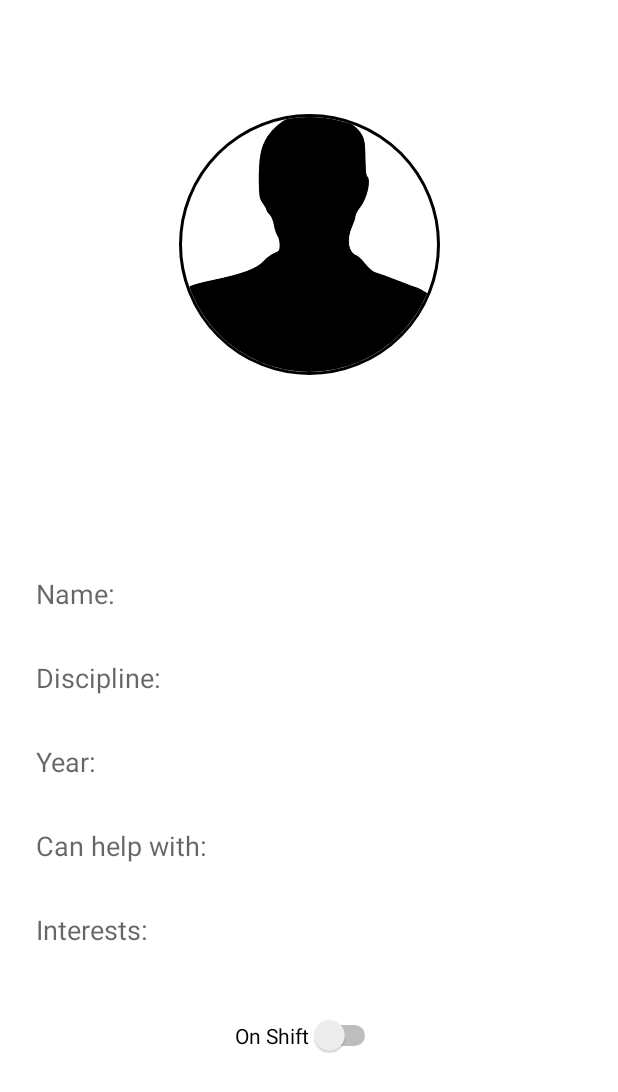
After one commit to iConsApp724D/iCons-Equipment-Rentals, an Android app: the bios_template screen opened directly, with no data from a screen before it, on a phone screen of 412 x 824 dp. The commit adds this screen. Shown: the top 1092 px of the screen. Run offline under Robolectric (Android 15) with nearby library versions, the phone set to English and light mode, and no system bars; our stand-ins replace CircleImageView.

Commit message:
MP Commit Mar.11

```diff
--- /dev/null
+++ b/app/src/main/java/com/example/icons724dv2/bios_template.java
@@ -0,0 +1,35 @@
+package com.example.icons724dv2;
+
+import androidx.appcompat.app.AppCompatActivity;
+
+import android.os.Bundle;
+import android.view.View;
+import android.widget.Button;
+import android.widget.CompoundButton;
+import android.widget.Switch;
+
+public class bios_template extends AppCompatActivity {
+
+    @Override
+    protected void onCreate(Bundle savedInstanceState) {
+        super.onCreate(savedInstanceState);
+        setContentView(R.layout.activity_bios_template);
+        Switch simpleSwitch = (Switch) findViewById(R.id.SimpleSwitch);
+        Button requesthelp= (Button)findViewById(R.id.button36);
+
+        simpleSwitch.setOnCheckedChangeListener(new CompoundButton.OnCheckedChangeListener() {
+            @Override
+            public void onCheckedChanged(CompoundButton buttonView, boolean isChecked) {
+                if (isChecked) {
+                    requesthelp.setVisibility(View.VISIBLE);
+                }
+                else{
+                    requesthelp.setVisibility(View.GONE);
+                }
+            }
+        });
+
+
+
+    }
+}
--- /dev/null
+++ b/app/src/main/res/layout/activity_bios_template.xml
@@ -0,0 +1,111 @@
+<?xml version="1.0" encoding="utf-8"?>
+<androidx.constraintlayout.widget.ConstraintLayout xmlns:android="http://schemas.android.com/apk/res/android"
+    xmlns:app="http://schemas.android.com/apk/res-auto"
+    xmlns:tools="http://schemas.android.com/tools"
+    android:layout_width="match_parent"
+    android:layout_height="match_parent"
+    tools:context=".bios_template">
+
+    <de.hdodenhof.circleimageview.CircleImageView
+        android:id="@+id/profile_image"
+        android:layout_width="187dp"
+        android:layout_height="174dp"
+        android:layout_marginTop="76dp"
+        android:src="@drawable/personsilhouette"
+        app:civ_border_color="#FF000000"
+        app:civ_border_width="2dp"
+        app:layout_constraintEnd_toEndOf="parent"
+        app:layout_constraintStart_toStartOf="parent"
+        app:layout_constraintTop_toTopOf="parent"
+        tools:ignore="MissingConstraints" />
+
+    <TextView
+        android:id="@+id/textView5"
+        android:layout_width="wrap_content"
+        android:layout_height="wrap_content"
+        android:layout_marginStart="24dp"
+        android:layout_marginLeft="24dp"
+        android:layout_marginBottom="416dp"
+        android:text="Name:"
+        android:textAppearance="@style/TextAppearance.AppCompat.Medium"
+        app:layout_constraintBottom_toBottomOf="parent"
+        app:layout_constraintStart_toStartOf="parent" />
+
+    <TextView
+        android:id="@+id/textView6"
+        android:layout_width="wrap_content"
+        android:layout_height="wrap_content"
+        android:layout_marginStart="24dp"
+        android:layout_marginLeft="24dp"
+        android:layout_marginTop="56dp"
+        android:text="Discipline:"
+        android:textAppearance="@style/TextAppearance.AppCompat.Medium"
+        app:layout_constraintStart_toStartOf="parent"
+        app:layout_constraintTop_toTopOf="@+id/textView5" />
+
+    <TextView
+        android:id="@+id/textView7"
+        android:layout_width="wrap_content"
+        android:layout_height="wrap_content"
+        android:layout_marginStart="24dp"
+        android:layout_marginLeft="24dp"
+        android:layout_marginTop="56dp"
+        android:text="Year:"
+        android:textAppearance="@style/TextAppearance.AppCompat.Medium"
+        app:layout_constraintStart_toStartOf="parent"
+        app:layout_constraintTop_toTopOf="@+id/textView6" />
+
+    <TextView
+        android:id="@+id/textView8"
+        android:layout_width="wrap_content"
+        android:layout_height="wrap_content"
+        android:layout_marginStart="24dp"
+        android:layout_marginLeft="24dp"
+        android:layout_marginTop="56dp"
+        android:text="Can help with:"
+        android:textAppearance="@style/TextAppearance.AppCompat.Medium"
+        app:layout_constraintStart_toStartOf="parent"
+        app:layout_constraintTop_toTopOf="@+id/textView7" />
+
+    <TextView
+        android:id="@+id/textView9"
+        android:layout_width="wrap_content"
+        android:layout_height="wrap_content"
+        android:layout_marginStart="24dp"
+        android:layout_marginLeft="24dp"
+        android:layout_marginTop="56dp"
+        android:text="Interests:"
+        android:textAppearance="@style/TextAppearance.AppCompat.Medium"
+        app:layout_constraintStart_toStartOf="parent"
+        app:layout_constraintTop_toTopOf="@+id/textView8" />
+
+    <Button
+        android:id="@+id/button36"
+        android:visibility="gone"
+        android:layout_width="wrap_content"
+        android:layout_height="wrap_content"
+        android:layout_marginBottom="44dp"
+        android:text="Request Help"
+        app:layout_constraintBottom_toBottomOf="parent"
+        app:layout_constraintEnd_toEndOf="parent"
+        app:layout_constraintHorizontal_bias="0.509"
+        app:layout_constraintStart_toStartOf="parent" />
+
+    <Switch
+        android:id="@+id/SimpleSwitch"
+        android:layout_width="wrap_content"
+        android:layout_height="wrap_content"
+        android:layout_marginBottom="120dp"
+        android:checked="false"
+        android:gravity="center"
+        android:text="On Shift"
+        android:textOff="No"
+        android:textOn="Yes"
+        app:layout_constraintBottom_toBottomOf="parent"
+        app:layout_constraintEnd_toEndOf="parent"
+        app:layout_constraintHorizontal_bias="0.498"
+        app:layout_constraintStart_toStartOf="parent"
+        app:showText="true" />
+
+
+</androidx.constraintlayout.widget.ConstraintLayout>
```
Also changed, not shown: app/src/main/AndroidManifest.xml (+16 -10 lines), app/src/main/java/com/example/icons724dv2/StudentMeetIcons.java (+7 -1 lines), app/src/main/res/layout/activity_student_meet_icons.xml (+212 -75 lines), app/src/main/res/drawable/personsilhouette.png (added).
